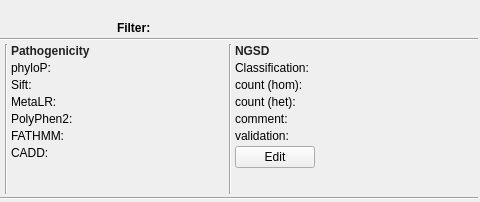
Before: the Qt Designer form src/GSvar/VariantDetailsDockWidget.ui in imgag/ngs-bits, drawn with Qt 5; both pictures show x 640 to 1120 and y 0 to 202 of the 1120 by 202 pixel window.
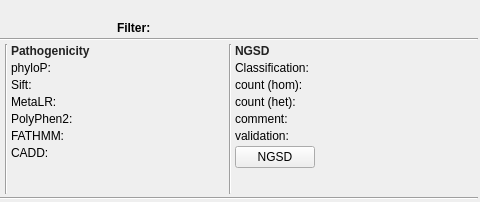
After: the same form once the commit is applied. Icons and pictures are not drawn.

```diff
--- a/src/GSvar/VariantDetailsDockWidget.ui
+++ b/src/GSvar/VariantDetailsDockWidget.ui
@@ -1009,7 +1009,7 @@
           <item>
            <widget class="QPushButton" name="ngsd_edit">
             <property name="text">
-             <string>Edit</string>
+             <string>NGSD</string>
             </property>
            </widget>
           </item>
```
Left out of the diff: 3 changed lines with no effect on the pictures.
